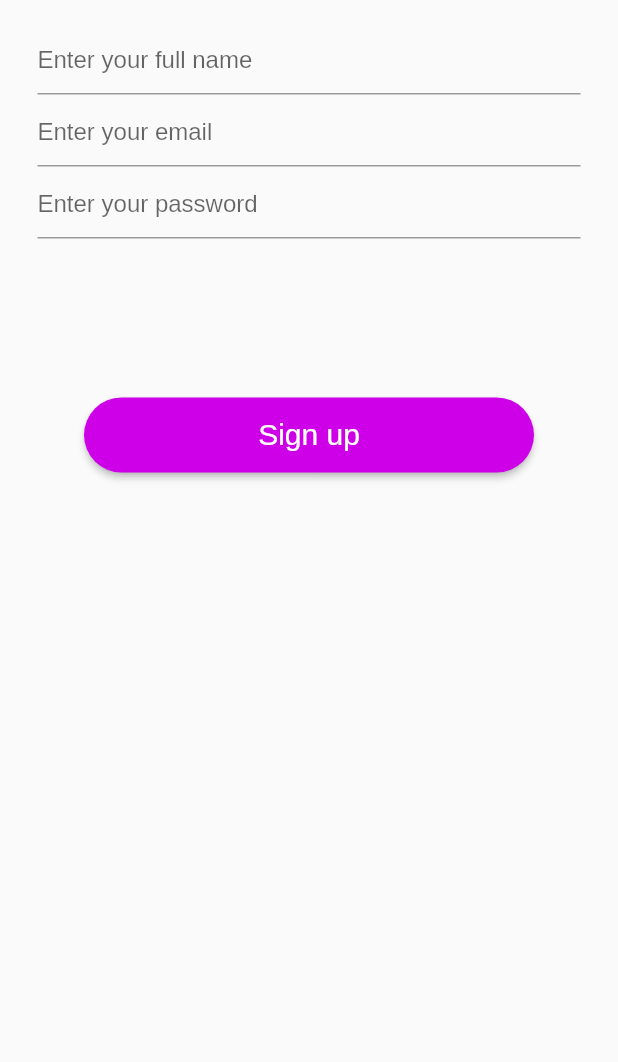
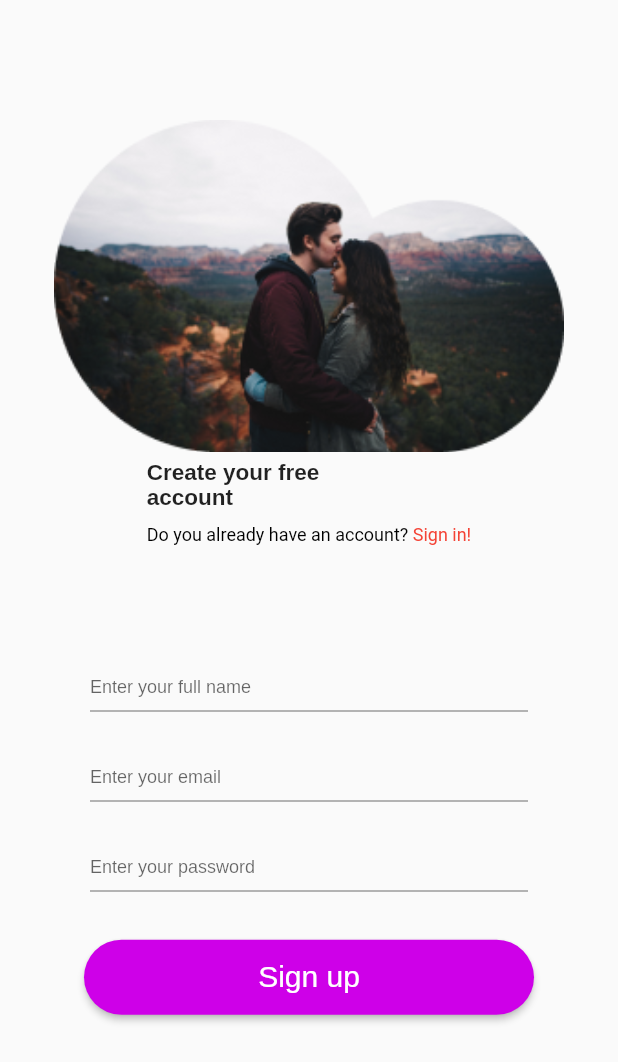
Before and after one commit to GittieLabs/lovebank-frontend, a Flutter app: the RegisterSignIn widget shown alone on an empty page, opened directly with empty values, on a phone screen of 412 x 824 dp. Shown: the top 1062 px of the screen. Run offline on Flutter 3.47's test engine with Material 2 defaults, Android fonts, the phone set to English and light mode, and no system bars; our stand-ins replace firebase_auth; accounts and stored records are empty.

Commit message:
[DEV] Make layout

```diff
--- a/flutter_lovebank/lib/main.dart
+++ b/flutter_lovebank/lib/main.dart
@@ -4,7 +4,10 @@ import 'package:flutterapp/screens/wrapper.dart';
 import 'package:provider/provider.dart';
 import 'package:flutterapp/services/userAuthentication.dart';
 import 'package:flutter/rendering.dart'; //used for debugPaintSizeEnabled
-void main() => runApp(new LoveApp());
+void main() {
+    //debugPaintSizeEnabled = true; //uncomment this line and restart to better see the sizes of elements drawn onscreen
+    runApp(new LoveApp());
+}
 
 class LoveApp extends StatelessWidget {
   @override
--- a/flutter_lovebank/lib/screens/authenticate/register_sign_in.dart
+++ b/flutter_lovebank/lib/screens/authenticate/register_sign_in.dart
@@ -1,3 +1,4 @@
+import 'package:flutter/gestures.dart';
 import 'package:flutter/material.dart';
 import 'package:flutterapp/services/userAuthentication.dart';
 import 'package:flutterapp/screens/components/wide_button.dart';
@@ -21,6 +22,7 @@ class _RegisterSignInState extends State<RegisterSignIn> {
   final _formKey = GlobalKey<FormState>();
 
   //Variables to Store email. password and error message to show up when they are not valid
+  String fullname = '';
   String email = '';
   String password = '';
   String error = '';
@@ -34,6 +36,131 @@ class _RegisterSignInState extends State<RegisterSignIn> {
 
   @override
   Widget build(BuildContext context) {
+    String registerImage = "assets/images/intro/sign-up.png";
+    String signInImage = "assets/images/intro/sign-in-image.png";
+
+    String registerText1 = "Create your free";
+    String registerText2 = "account";
+    String registerText3 = "Do you already have an account? ";
+    String registerText4 = "Sign in!";
+
+    String signInText1 = "Welcome back!";
+    String signInText2 = "Log in now!";
+    String signInText3 = "Don't have an account yet? ";
+    String signInText4 = "Sign up!";
+
+    Widget cloudArea = Column(
+      children: [
+        Container(
+          width: 340,
+          height: 230,
+          decoration: BoxDecoration(
+            image: DecorationImage(
+                fit: BoxFit.fitWidth,
+                image: ExactAssetImage(
+                    (showSignIn) ? signInImage : registerImage)),
+          ),
+        ),
+        Container(
+          height: 60,
+          padding: EdgeInsets.only(left: 35, right: 35),
+          child: Column(
+            crossAxisAlignment: CrossAxisAlignment.start,
+            children: [
+              Text((showSignIn) ? signInText1 : registerText1,
+                  textAlign: TextAlign.left,
+                  style: TextStyle(fontSize: 15, fontWeight: FontWeight.bold)),
+              Text((showSignIn) ? signInText2 : registerText2,
+                  style: TextStyle(fontSize: 15, fontWeight: FontWeight.bold)),
+              Padding(
+                padding: EdgeInsets.only(top: 10, bottom: 0),
+                child: RichText(
+                  text: TextSpan(
+                    children: [
+                      TextSpan(
+                        text: (showSignIn) ? signInText3 : registerText3,
+                        style: TextStyle(
+                          color: Colors.black,
+                          fontSize: 12,
+                        ),
+                      ),
+                      TextSpan(
+                        text: (showSignIn) ? signInText4 : registerText4,
+                        style: TextStyle(
+                          color: Colors.red,
+                          fontSize: 12,
+                        ),
+                        recognizer: TapGestureRecognizer()..onTap = toggleView,
+                      ),
+                    ],
+                  ),
+                ),
+              ),
+            ],
+          ),
+        ),
+      ],
+    );
+
+    Widget fullNameField = TextFormField(
+        style: TextStyle(fontSize: 12),
+        decoration: InputDecoration(
+          hintText: 'Enter your full name',
+          contentPadding: EdgeInsets.only(top: 15),
+        ),
+        validator: (val) => val.isEmpty ? 'Please enter your full name' : null,
+        onChanged: (val) {
+          setState(() => fullname = val.trim());
+        });
+
+    Widget emailField = TextFormField(
+        style: TextStyle(fontSize: 12),
+        decoration: InputDecoration(
+          hintText: 'Enter your email',
+          contentPadding: EdgeInsets.only(top: 15),
+        ),
+        validator: (showSignIn)
+            ? ((val) => val.isEmpty ? 'Please enter a valid email' : null)
+            : ((val) => val.isEmpty ? 'Please enter an email' : null),
+        onChanged: (val) {
+          setState(() => email = val.trim());
+        });
+
+    Widget passwordField = TextFormField(
+        style: TextStyle(fontSize: 12),
+        obscureText: true,
+        decoration: InputDecoration(
+          hintText: 'Enter your password',
+          contentPadding: EdgeInsets.only(top: 15),
+        ),
+        validator: (val) =>
+            val.length < 8 ? 'Password should be 8 characters or longer' : null,
+        onChanged: (val) {
+          setState(() => password = val);
+        });
+
+    Widget forgotPassword = Align(
+      alignment: Alignment.topRight,
+      child: Container(
+        padding: EdgeInsets.only(top: 30),
+        child: RichText(
+          text: TextSpan(
+            text: "forgot your password?",
+            style: TextStyle(
+              color: Colors.red,
+              fontSize: 12,
+            ),
+            recognizer: TapGestureRecognizer()
+              ..onTap = () => Navigator.push(
+                  context,
+                  MaterialPageRoute(
+                      builder: (context) => Material(
+                          child: Text("Password reset page placeholder")))),
+          ),
+        ),
+      ),
+    );
+
     Widget form = Container(
       child: Form(
         key: _formKey,
@@ -41,45 +168,35 @@ class _RegisterSignInState extends State<RegisterSignIn> {
           mainAxisSize: MainAxisSize.min,
           children: <Widget>[
             Container(
-              height: 250,
-              child: Column(
-                mainAxisAlignment: MainAxisAlignment.start,
-                mainAxisSize: MainAxisSize.min,
+              height: 200,
+              padding: EdgeInsets.only(left: 35, right: 35),
+              child: Stack(
+                fit: StackFit.passthrough,
                 children: [
-                  (!showSignIn)
-                      ? TextFormField(
-                          decoration:
-                              InputDecoration(hintText: 'Enter your full name'),
-                          validator: (val) => val.isEmpty
-                              ? 'Please enter your full name'
-                              : null,
-                          onChanged: (val) {
-                            setState(() => email = val.trim());
-                          })
-                      : Container(width: 0, height: 0),
-                  TextFormField(
-                      decoration: InputDecoration(hintText: 'Enter your email'),
-                      validator: (showSignIn)
-                          ? ((val) =>
-                              val.isEmpty ? 'Please enter a valid email' : null)
-                          : ((val) =>
-                              val.isEmpty ? 'Please enter an email' : null),
-                      onChanged: (val) {
-                        setState(() => email = val.trim());
-                      }),
-                  TextFormField(
-                      obscureText: true,
-                      decoration:
-                          InputDecoration(hintText: 'Enter your password'),
-                      validator: (val) => val.length < 8
-                          ? 'Password should be 8 characters or longer'
-                          : null,
-                      onChanged: (val) {
-                        setState(() => password = val);
-                      }),
-                  (showSignIn)
-                          ? Align(alignment: Alignment.topRight, child: Container(padding: EdgeInsets.only(top: 30), child: Text("forgot your password?")))
-                          : Container(width: 0, height: 0),
+                  (!showSignIn) ? Positioned(
+                    top: 0,
+                    left: 0,
+                    right: 0,
+                    child: fullNameField,
+                  ) : Container(),
+                  Positioned(
+                    top: (showSignIn) ? 0 : 60,
+                    left: 0,
+                    right: 0,
+                    child: emailField,
+                  ),
+                  Positioned(
+                    top: (showSignIn) ? 60 : 120,
+                    left: 0,
+                    right: 0,
+                    child: passwordField,
+                  ),
+                  (showSignIn) ? Positioned(
+                    top: 120,
+                    left: 0,
+                    right: 0,
+                    child: forgotPassword,
+                  ) : Container(),
                 ],
               ),
             ),
@@ -114,7 +231,8 @@ class _RegisterSignInState extends State<RegisterSignIn> {
         width: MediaQuery.of(context).size.width,
         height: MediaQuery.of(context).size.height,
         padding: EdgeInsets.symmetric(vertical: 15.0, horizontal: 25.0),
-        child: form,
+        child: Column(
+            children: [Spacer(), cloudArea, Spacer(), form, Spacer(flex: 2)]),
       ),
     );
 
```
